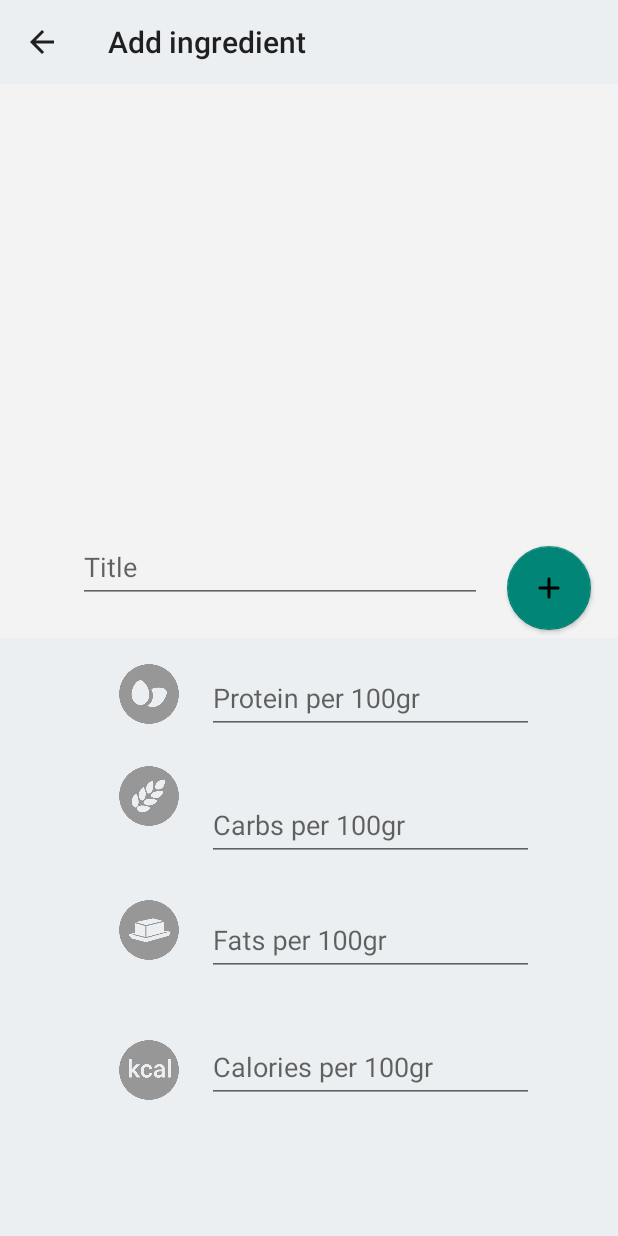
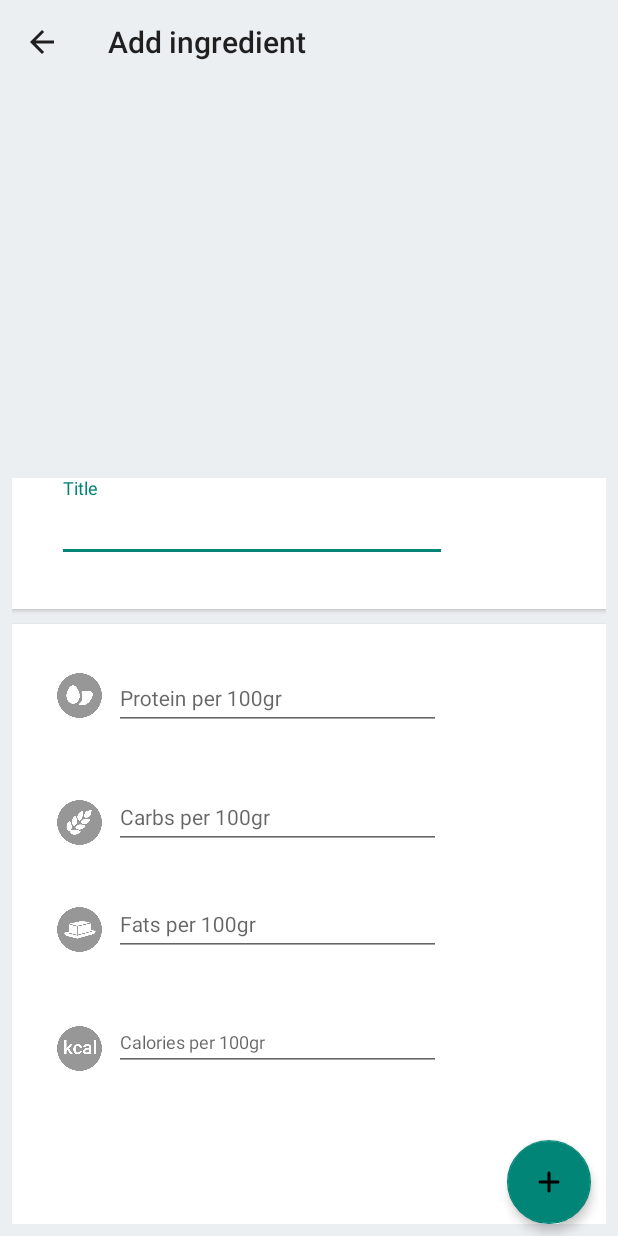
Before and after one commit to dmitry-malinovsky/SlothCooker, an Android app: the CreateIngredientActivity screen opened directly, with no data from a screen before it, on a phone screen of 412 x 824 dp. Run offline under Robolectric (Android 15) with nearby library versions, the phone set to English and light mode, and no system bars; our stand-ins replace Room's generated code; Roboto replaces fonts that are not available here; 1 statement that could not run was skipped.

Commit message:
Added redesign for "Add item screen" Added live input validation

```diff
--- a/app/src/main/AndroidManifest.xml
+++ b/app/src/main/AndroidManifest.xml
@@ -34,6 +34,7 @@
         <activity
             android:name="com.example.dmalinovschi.activities.CreateIngredientActivity"
             android:label="Add ingredient"
+            android:windowSoftInputMode="stateVisible|adjustResize"
             android:launchMode="singleTop">
             <meta-data android:name="android.support.PARENT_ACTIVITY"
                 android:value="com.example.dmalinovschi.activities.IngredientsActivity"/>
--- a/app/src/main/java/com/example/dmalinovschi/activities/CreateIngredientActivity.kt
+++ b/app/src/main/java/com/example/dmalinovschi/activities/CreateIngredientActivity.kt
@@ -37,11 +37,6 @@ class CreateIngredientActivity : IngredientsActivity() {
         setViewElements()
         inputAdapter = TextInputLayoutAdapter()
 
-        textInputTitle.onFocusChangeListener = OnFocusChangeListener { v, hasFocus ->
-            if (!hasFocus) {
-                validateTitle()
-            }
-        }
     }
 
     private fun getInputDetails(): IngredientsListRowModel {
@@ -102,7 +97,7 @@ class CreateIngredientActivity : IngredientsActivity() {
             override fun beforeTextChanged(charSequence: CharSequence, i: Int, i2: Int, i3: Int) {}
             override fun onTextChanged(charSequence: CharSequence, i: Int, i2: Int, i3: Int) {}
             override fun afterTextChanged(editable: Editable) {
-                validateCarbs()
+                validateFat()
             }
         })
 
@@ -111,7 +106,7 @@ class CreateIngredientActivity : IngredientsActivity() {
             override fun beforeTextChanged(charSequence: CharSequence, i: Int, i2: Int, i3: Int) {}
             override fun onTextChanged(charSequence: CharSequence, i: Int, i2: Int, i3: Int) {}
             override fun afterTextChanged(editable: Editable) {
-                validateCarbs()
+                validateCcal()
             }
         })
     }
@@ -143,7 +138,7 @@ class CreateIngredientActivity : IngredientsActivity() {
         if (title.isEmpty()) {
             textInputTitle.error = "Title can't be empty"
             return false
-        } else if (title.length > 50) {
+        } else if (title.length > 30) {
             textInputTitle.error = "Title can't be longer than 50"
             return false
         } else {
--- a/app/src/main/res/layout/create_ingrediant_activity.xml
+++ b/app/src/main/res/layout/create_ingrediant_activity.xml
@@ -8,25 +8,68 @@
     android:background="#ECEFF1"
     tools:context="com.example.dmalinovschi.activities.CreateIngredientActivity">
 
-    <ImageView
-        android:id="@+id/imageView"
+    <android.support.design.widget.FloatingActionButton
+        android:id="@+id/save_ingredient_fab"
+        android:layout_width="wrap_content"
+        android:layout_height="wrap_content"
+        android:layout_marginBottom="8dp"
+        android:layout_marginStart="8dp"
+        android:src="@drawable/ic_round_add_24px"
+        app:elevation="4dp"
+        app:layout_constraintBottom_toBottomOf="parent"
+        app:layout_constraintEnd_toEndOf="parent"
+        app:layout_constraintHorizontal_bias="0.948"
+        app:layout_constraintStart_toStartOf="parent" />
+
+
+    <FrameLayout
+        android:id="@+id/content_frame"
+        android:layout_width="360dp"
+        android:layout_height="wrap_content">
+
+        <android.support.v7.widget.Toolbar
+            android:id="@+id/back_toolbar"
+            android:layout_width="match_parent"
+            android:layout_height="?attr/actionBarSize"
+            android:color="@color/colorPrimaryDark"
+            android:theme="@style/ThemeOverlay.AppCompat.ActionBar" />
+    </FrameLayout>
+
+    <ScrollView
+        android:id="@+id/scrollView2"
         android:layout_width="0dp"
-        android:layout_height="0dp"
+        android:layout_height="wrap_content"
         android:layout_marginBottom="8dp"
-        android:background="@color/colorPrimary"
-        app:layout_constraintBottom_toTopOf="@+id/ingredient_protein_edit_layout"
+        android:layout_marginEnd="8dp"
+        android:layout_marginStart="8dp"
+        android:scrollbars="none"
+        app:layout_constraintBottom_toBottomOf="parent"
         app:layout_constraintEnd_toEndOf="parent"
-        app:layout_constraintHorizontal_bias="0.0"
+        app:layout_constraintStart_toStartOf="parent">
+
+        <android.support.v7.widget.LinearLayoutCompat
+            android:id="@+id/inputDataLayout"
+            android:layout_width="match_parent"
+            android:layout_height="wrap_content"
+            android:orientation="vertical">
+
+            <android.support.v7.widget.LinearLayoutCompat
+                android:id="@+id/titleView"
+                android:layout_width="match_parent"
+                android:layout_height="wrap_content"
+                android:background="@color/white"
+                android:elevation="2dp"
+                android:orientation="vertical"
+                app:layout_constraintEnd_toEndOf="parent"
                 app:layout_constraintStart_toStartOf="parent"
-        app:layout_constraintTop_toBottomOf="@+id/content_frame"
-        app:layout_constraintVertical_bias="1.0" />
+                app:layout_constraintTop_toBottomOf="@+id/content_frame">
 
                 <android.support.design.widget.TextInputLayout
                     android:id="@+id/ingredient_title_edit_layout"
-        android:layout_width="269dp"
+                    android:layout_width="match_parent"
                     android:layout_height="87dp"
                     android:layout_marginEnd="8dp"
-        android:layout_marginStart="8dp"
+                    android:layout_marginStart="30dp"
                     android:focusable="true"
                     android:focusableInTouchMode="true"
                     app:errorEnabled="true"
@@ -37,7 +80,7 @@
 
                     <android.support.design.widget.TextInputEditText
                         android:id="@+id/ingredient_title_edit_text"
-            android:layout_width="match_parent"
+                        android:layout_width="260dp"
                         android:layout_height="wrap_content"
                         android:ems="10"
                         android:fontFamily="@font/roboto"
@@ -46,6 +89,37 @@
                         android:maxLength="30"
                         android:maxLines="1" />
                 </android.support.design.widget.TextInputLayout>
+            </android.support.v7.widget.LinearLayoutCompat>
+
+            <android.support.v7.widget.LinearLayoutCompat
+                android:id="@+id/nutritionInfoView"
+                android:layout_width="match_parent"
+                android:layout_height="400dp"
+                android:layout_marginTop="10dp"
+                android:background="@color/white"
+                android:elevation="2dp"
+                android:orientation="vertical">
+
+                <android.support.v7.widget.LinearLayoutCompat
+                    android:layout_width="match_parent"
+                    android:layout_height="wrap_content"
+                    android:layout_marginStart="30dp"
+                    android:orientation="horizontal">
+
+                    <ImageView
+                        android:id="@+id/protein_image_view2"
+                        android:layout_width="30dp"
+                        android:layout_height="35dp"
+                        android:layout_marginBottom="8dp"
+                        android:layout_marginEnd="8dp"
+                        android:layout_marginTop="30dp"
+                        app:layout_constraintBottom_toTopOf="@+id/carbs_image_view2"
+                        app:layout_constraintEnd_toStartOf="@+id/ingredient_protein_edit_layout"
+                        app:layout_constraintHorizontal_bias="0.866"
+                        app:layout_constraintStart_toStartOf="parent"
+                        app:layout_constraintTop_toBottomOf="@+id/imageView"
+                        app:layout_constraintVertical_bias="0.32"
+                        app:srcCompat="@drawable/protein" />
 
                     <android.support.design.widget.TextInputLayout
                         android:id="@+id/ingredient_protein_edit_layout"
@@ -53,6 +127,7 @@
                         android:layout_height="wrap_content"
                         android:layout_marginBottom="8dp"
                         android:layout_marginEnd="56dp"
+                        android:layout_marginTop="20dp"
                         app:errorEnabled="true"
                         app:layout_constraintBottom_toTopOf="@+id/ingredient_carbs_edit_layout"
                         app:layout_constraintEnd_toEndOf="parent">
@@ -65,9 +140,31 @@
                             android:fontFamily="@font/roboto"
                             android:hint="Protein per 100gr"
                             android:inputType="number"
-            android:maxLength="3" />
+                            android:maxLength="3"
+                            android:textSize="14sp" />
 
                     </android.support.design.widget.TextInputLayout>
+                </android.support.v7.widget.LinearLayoutCompat>
+
+
+                <android.support.v7.widget.LinearLayoutCompat
+                    android:layout_width="match_parent"
+                    android:layout_height="wrap_content"
+                    android:layout_marginStart="30dp"
+                    android:orientation="horizontal">
+
+                    <ImageView
+                        android:id="@+id/carbs_image_view2"
+                        android:layout_width="30dp"
+                        android:layout_height="35dp"
+                        android:layout_marginBottom="8dp"
+                        android:layout_marginEnd="8dp"
+                        android:layout_marginTop="15dp"
+                        app:layout_constraintBottom_toTopOf="@+id/fats_image_view2"
+                        app:layout_constraintEnd_toStartOf="@+id/ingredient_carbs_edit_layout"
+                        app:layout_constraintHorizontal_bias="0.866"
+                        app:layout_constraintStart_toStartOf="parent"
+                        app:srcCompat="@drawable/carbs" />
 
                     <android.support.design.widget.TextInputLayout
                         android:id="@+id/ingredient_carbs_edit_layout"
@@ -86,8 +183,29 @@
                             android:fontFamily="@font/roboto"
                             android:hint="Carbs per 100gr"
                             android:inputType="number"
-            android:maxLength="3" />
+                            android:maxLength="3"
+                            android:textSize="14sp" />
                     </android.support.design.widget.TextInputLayout>
+                </android.support.v7.widget.LinearLayoutCompat>
+
+                <android.support.v7.widget.LinearLayoutCompat
+                    android:layout_width="match_parent"
+                    android:layout_height="wrap_content"
+                    android:layout_marginStart="30dp"
+                    android:orientation="horizontal">
+
+                    <ImageView
+                        android:id="@+id/fats_image_view2"
+                        android:layout_width="30dp"
+                        android:layout_height="35dp"
+                        android:layout_marginBottom="8dp"
+                        android:layout_marginEnd="8dp"
+                        android:layout_marginTop="15dp"
+                        app:layout_constraintBottom_toTopOf="@+id/calories_image_view"
+                        app:layout_constraintEnd_toStartOf="@+id/ingredient_fats_edit_layout"
+                        app:layout_constraintHorizontal_bias="0.866"
+                        app:layout_constraintStart_toStartOf="parent"
+                        app:srcCompat="@drawable/fat" />
 
                     <android.support.design.widget.TextInputLayout
                         android:id="@+id/ingredient_fats_edit_layout"
@@ -106,8 +224,29 @@
                             android:fontFamily="@font/roboto"
                             android:hint="Fats per 100gr"
                             android:inputType="number"
-            android:maxLength="3" />
+                            android:maxLength="3"
+                            android:textSize="14sp" />
                     </android.support.design.widget.TextInputLayout>
+                </android.support.v7.widget.LinearLayoutCompat>
+
+                <android.support.v7.widget.LinearLayoutCompat
+                    android:layout_width="match_parent"
+                    android:layout_height="wrap_content"
+                    android:layout_marginStart="30dp"
+                    android:orientation="horizontal">
+
+                    <ImageView
+                        android:id="@+id/calories_image_view"
+                        android:layout_width="30dp"
+                        android:layout_height="35dp"
+                        android:layout_marginBottom="8dp"
+                        android:layout_marginEnd="8dp"
+                        android:layout_marginTop="15dp"
+                        app:layout_constraintBottom_toBottomOf="parent"
+                        app:layout_constraintEnd_toStartOf="@+id/ingredient_ccal_edit_layout"
+                        app:layout_constraintHorizontal_bias="0.866"
+                        app:layout_constraintStart_toStartOf="parent"
+                        app:srcCompat="@drawable/kcal" />
 
                     <android.support.design.widget.TextInputLayout
                         android:id="@+id/ingredient_ccal_edit_layout"
@@ -126,91 +265,11 @@
                             android:fontFamily="@font/roboto"
                             android:hint="Calories per 100gr"
                             android:inputType="number"
-            android:maxLength="3" />
+                            android:maxLength="3"
+                            android:textSize="12sp" />
                     </android.support.design.widget.TextInputLayout>
-
-    <android.support.design.widget.FloatingActionButton
-        android:id="@+id/save_ingredient_fab"
-        android:layout_width="wrap_content"
-        android:layout_height="wrap_content"
-        android:layout_marginBottom="404dp"
-        android:layout_marginStart="8dp"
-        android:src="@drawable/ic_round_add_24px"
-        app:elevation="2dp"
-        app:layout_constraintBottom_toBottomOf="parent"
-        app:layout_constraintEnd_toEndOf="parent"
-        app:layout_constraintHorizontal_bias="0.948"
-        app:layout_constraintStart_toStartOf="@+id/imageView" />
-
-    <FrameLayout
-        android:id="@+id/content_frame"
-        android:layout_width="360dp"
-        android:layout_height="wrap_content">
-
-        <android.support.v7.widget.Toolbar
-            android:id="@+id/back_toolbar"
-            android:layout_width="match_parent"
-            android:layout_height="?attr/actionBarSize"
-            android:color="@color/colorPrimaryDark"
-            android:theme="@style/ThemeOverlay.AppCompat.ActionBar"
-            android:onClick="confirmInput"/>
-
-
-    </FrameLayout>
-
-    <ImageView
-        android:id="@+id/calories_image_view"
-        android:layout_width="40dp"
-        android:layout_height="45dp"
-        android:layout_marginBottom="88dp"
-        android:layout_marginEnd="8dp"
-        android:layout_marginStart="8dp"
-        app:layout_constraintBottom_toBottomOf="parent"
-        app:layout_constraintEnd_toStartOf="@+id/ingredient_ccal_edit_layout"
-        app:layout_constraintHorizontal_bias="0.866"
-        app:layout_constraintStart_toStartOf="parent"
-        app:srcCompat="@drawable/kcal" />
-
-    <ImageView
-        android:id="@+id/fats_image_view2"
-        android:layout_width="40dp"
-        android:layout_height="45dp"
-        android:layout_marginBottom="48dp"
-        android:layout_marginEnd="8dp"
-        android:layout_marginStart="8dp"
-        app:layout_constraintBottom_toTopOf="@+id/calories_image_view"
-        app:layout_constraintEnd_toStartOf="@+id/ingredient_fats_edit_layout"
-        app:layout_constraintHorizontal_bias="0.866"
-        app:layout_constraintStart_toStartOf="parent"
-        app:srcCompat="@drawable/fat" />
-
-    <ImageView
-        android:id="@+id/carbs_image_view2"
-        android:layout_width="40dp"
-        android:layout_height="45dp"
-        android:layout_marginBottom="44dp"
-        android:layout_marginEnd="8dp"
-        android:layout_marginStart="8dp"
-        app:layout_constraintBottom_toTopOf="@+id/fats_image_view2"
-        app:layout_constraintEnd_toStartOf="@+id/ingredient_carbs_edit_layout"
-        app:layout_constraintHorizontal_bias="0.866"
-        app:layout_constraintStart_toStartOf="parent"
-        app:srcCompat="@drawable/carbs" />
-
-    <ImageView
-        android:id="@+id/protein_image_view2"
-        android:layout_width="40dp"
-        android:layout_height="45dp"
-        android:layout_marginBottom="8dp"
-        android:layout_marginEnd="8dp"
-        android:layout_marginStart="8dp"
-        android:layout_marginTop="8dp"
-        app:layout_constraintBottom_toTopOf="@+id/carbs_image_view2"
-        app:layout_constraintEnd_toStartOf="@+id/ingredient_protein_edit_layout"
-        app:layout_constraintHorizontal_bias="0.866"
-        app:layout_constraintStart_toStartOf="parent"
-        app:layout_constraintTop_toBottomOf="@+id/imageView"
-        app:layout_constraintVertical_bias="0.32"
-        app:srcCompat="@drawable/protein" />
-
+                </android.support.v7.widget.LinearLayoutCompat>
+            </android.support.v7.widget.LinearLayoutCompat>
+        </android.support.v7.widget.LinearLayoutCompat>
+    </ScrollView>
 </android.support.constraint.ConstraintLayout>
```
Lines whose indentation alone changed are shown as unchanged.
